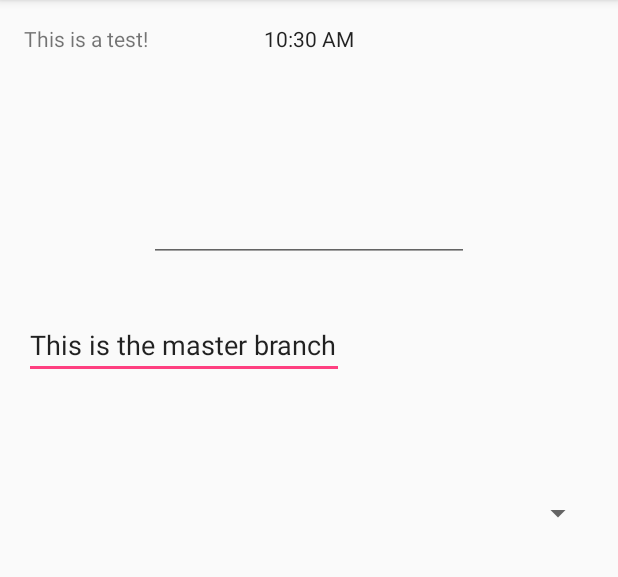
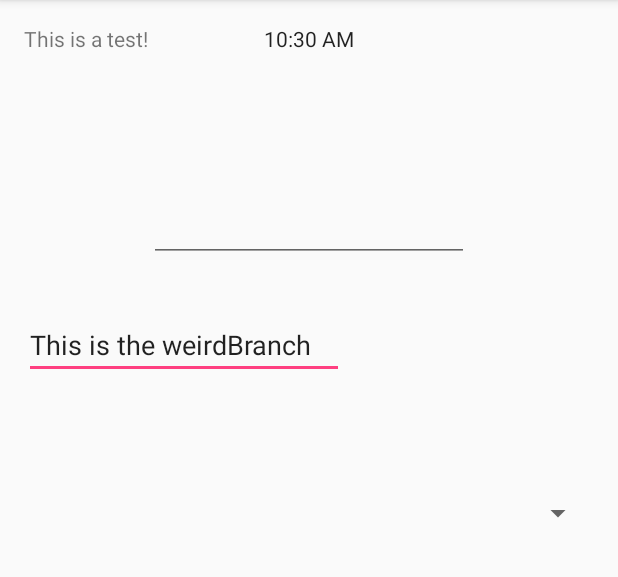
Before and after one commit to tatertotz/TesterApp, an Android app: the screen it shows after launch (MainActivity), on a phone screen of 412 x 824 dp, the part 84-661 px from its top. Run offline under Robolectric (Android 15) with nearby library versions, the phone set to English and light mode, and no system bars.

Commit message:
Specified that this is the weirdBranch and added another thing

```diff
--- a/app/src/main/res/layout/activity_main.xml
+++ b/app/src/main/res/layout/activity_main.xml
@@ -20,7 +20,7 @@
         android:layout_width="wrap_content"
         android:layout_height="wrap_content"
         android:inputType="textPersonName"
-        android:text="This is the master branch"
+        android:text="This is the weirdBranch"
         android:ems="10"
         android:layout_marginTop="172dp"
         android:id="@+id/editText"
@@ -69,4 +69,13 @@
         android:layout_below="@+id/editText"
         android:layout_centerHorizontal="true"
         android:layout_marginTop="30dp" />
+
+    <ViewAnimator
+        android:layout_width="match_parent"
+        android:layout_height="match_parent"
+        android:layout_alignTop="@+id/editText2"
+        android:layout_alignRight="@+id/editText2"
+        android:layout_alignEnd="@+id/editText2"
+        android:layout_marginRight="35dp"
+        android:layout_marginEnd="35dp" />
 </RelativeLayout>
```
